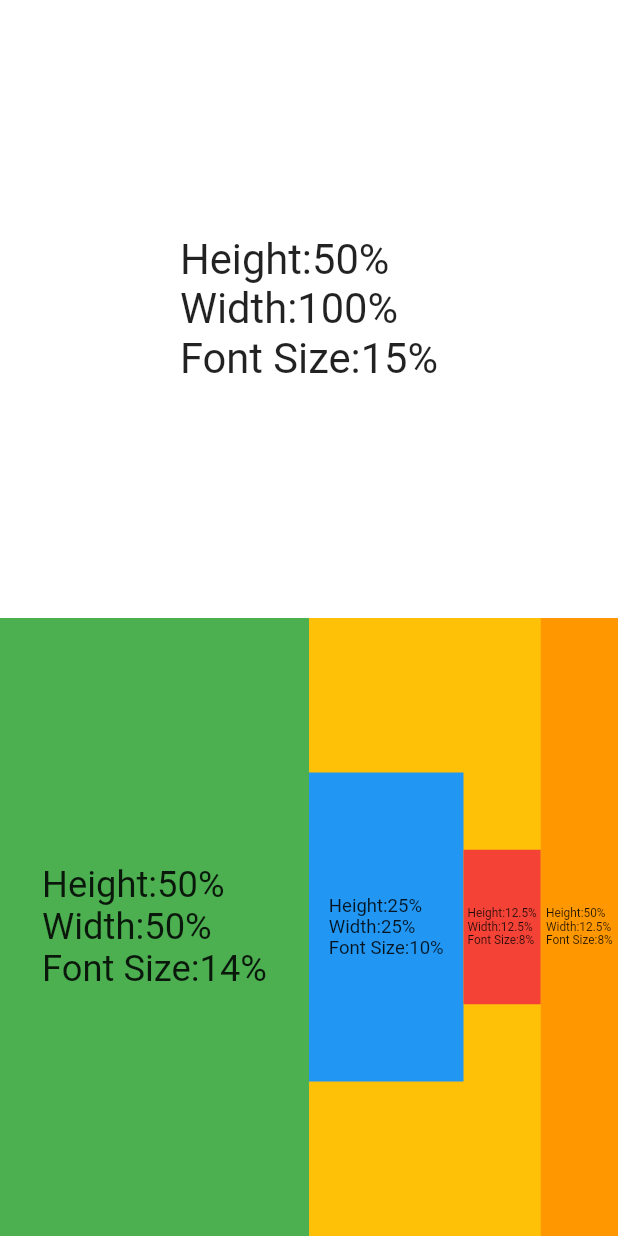
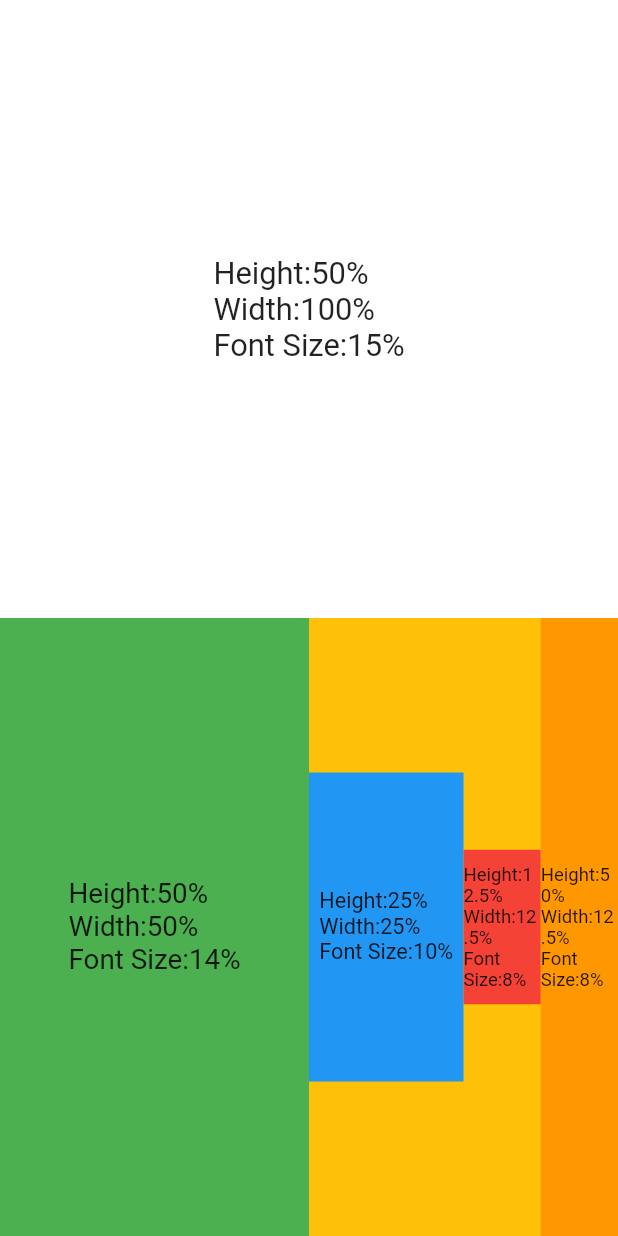
Before and after one commit to akassharjun/flutter-screen-scaler, a Flutter app: the screen it shows after launch, on a phone screen of 412 x 824 dp. Run offline on Flutter 3.47's test engine with Material 2 defaults, Android fonts, the phone set to English and light mode, and no system bars.

Commit message:
Jules was unable to complete the task in time. Please review the work done so far and provide feedback for Jules to continue.

````diff
--- a/example/lib/main.dart
+++ b/example/lib/main.dart
@@ -31,7 +31,7 @@ class ExamplePage extends StatefulWidget {
 class _ExamplePageState extends State<ExamplePage> {
   @override
   Widget build(BuildContext context) {
-    ScreenScaler scaler = ScreenScaler()..init(context);
+    ScreenScaler scaler = ScreenScaler(context);
 
     return Scaffold(
       body: Container(
@@ -50,7 +50,7 @@ class _ExamplePageState extends State<ExamplePage> {
               child: Text(
                 "Height:50%\nWidth:100%\nFont Size:15%",
                 style: TextStyle(
-                  fontSize: scaler.getTextSize(15),
+                  fontSize: scaler.getTextSize(5),
                 ),
               ),
             ),
@@ -66,7 +66,7 @@ class _ExamplePageState extends State<ExamplePage> {
                   child: Text(
                     "Height:50%\nWidth:50%\nFont Size:14%",
                     style: TextStyle(
-                    fontSize: scaler.getTextSize(14),
+                    fontSize: scaler.getTextSize(4.5),
                     ),
                   ),
                 ),
@@ -80,7 +80,7 @@ class _ExamplePageState extends State<ExamplePage> {
                   child: Text(
                     "Height:25%\nWidth:25%\nFont Size:10%",
                     style: TextStyle(
-                    fontSize: scaler.getTextSize(10),
+                    fontSize: scaler.getTextSize(3.5),
                     ),
                   ),
                 ),
@@ -94,7 +94,7 @@ class _ExamplePageState extends State<ExamplePage> {
                   child: Text(
                     "Height:12.5%\nWidth:12.5%\nFont Size:8%",
                     style: TextStyle(
-                    fontSize: scaler.getTextSize(8),
+                    fontSize: scaler.getTextSize(3),
                     ),
                   ),
                 ),
@@ -108,7 +108,7 @@ class _ExamplePageState extends State<ExamplePage> {
                   child: Text(
                     "Height:50%\nWidth:12.5%\nFont Size:8%",
                     style: TextStyle(
-                    fontSize: scaler.getTextSize(8),
+                    fontSize: scaler.getTextSize(3),
                     ),
                   ),
                 ),
--- a/lib/flutter_screen_scaler.dart
+++ b/lib/flutter_screen_scaler.dart
@@ -5,86 +5,66 @@ import 'dart:math';
 
 import 'package:flutter/material.dart';
 
-/// A package to scale your widgets according to the screen size with the use of percentages.
+/// A utility class to scale widget dimensions and font sizes based on screen percentages.
+///
+/// Widgets can be sized relative to the screen width, screen height, or an average
+/// of both, using percentages. This allows for responsive UIs that adapt to
+/// different screen sizes.
+///
+/// To use, instantiate `ScreenScaler` with the current `BuildContext`:
+/// ```dart
+/// ScreenScaler scaler = ScreenScaler(context);
+/// double width = scaler.getWidth(50); // 50% of screen width
+/// double textSize = scaler.getTextSize(3); // 3% of screen width for text
+/// ```
 class ScreenScaler {
-  double _screenWidth = 1080.0;
-  double _screenHeight = 1920.0;
+  final double _screenWidth;
+  final double _screenHeight;
 
-  static const double _fixedWidth = 410; // Set to an Aspect Ratio of 2:1 (h:w)
-  static const double _fixedHeight = 820; // Set to an Aspect Ratio of 2:1 (h:w)
+  /// Initializes the scaler with screen dimensions from the provided [BuildContext].
+  ///
+  /// This captures the screen width and height, which are then used for all
+  /// percentage-based calculations.
+  ScreenScaler(BuildContext context)
+      : _screenWidth = MediaQuery.of(context).size.width,
+        _screenHeight = MediaQuery.of(context).size.height;
 
-  void init(BuildContext context) {
-    MediaQueryData mediaQuery = MediaQuery.of(context);
-    _screenWidth = mediaQuery.size.width;
-    _screenHeight = mediaQuery.size.height;
+  /// Returns a width value scaled by the given [percentage] of the screen width.
+  ///
+  /// For example, a [percentage] of 50 will return half of the screen width.
+  /// [percentage] is a non-nullable double.
+  double getWidth(double percentage) {
+    return _screenWidth * percentage / 100;
   }
 
-  static double _roundToDecimals(double val, int decimalPlaces) {
-    num mod = pow(10.0, decimalPlaces);
-    return ((val * mod).round().toDouble() / mod);
+  /// Returns a height value scaled by the given [percentage] of the screen height.
+  ///
+  /// For example, a [percentage] of 50 will return half of the screen height.
+  /// [percentage] is a non-nullable double.
+  double getHeight(double percentage) {
+    return _screenHeight * percentage / 100;
   }
 
-  /// Returns the width equivalent of the [percentage] provided.
-  double getWidth(double? percentage) {
-    final int _decPlaces = 5;
-
-    _screenWidth = _screenWidth
-        .floorToDouble(); // Extracts Device Screen maximum percentage.
-
-    double _rsWidth = 0;
-    if (_screenWidth == _fixedWidth) {
-      // If input percentage matches fixedWidth then do normal scaling.
-      _rsWidth =
-          _roundToDecimals((_screenWidth * (percentage! / 100)), _decPlaces);
-    } else {
-      // If input percentage !match fixedWidth then do adjustment factor scaling.
-      double _scaleRatioWidth =
-          _roundToDecimals((_screenWidth / _fixedWidth), _decPlaces);
-      double _scalerWidth =
-          ((percentage! + log(percentage + 1)) * pow(1, _scaleRatioWidth)) /
-              100;
-      _rsWidth = _roundToDecimals((_screenWidth * _scalerWidth), _decPlaces);
-    }
-
-    return _screenWidth * percentage/100;
-  }
-
-  /// Returns the height equivalent of the [percentage] provided.
-  double getHeight(double? percentage) {
-    final int _decPlaces = 5;
-
-    _screenHeight = _screenHeight
-        .floorToDouble(); // Extracts Device Screen maximum percentage.
-
-    double _rsHeight = 0;
-    if (_screenHeight == _fixedHeight) {
-      // If input percentage matches fixedHeight then do normal scaling.
-      _rsHeight =
-          _roundToDecimals((_screenHeight * (percentage! / 100)), _decPlaces);
-    } else {
-      // If input percentage !match fixedHeight then do adjustment factor scaling.
-      double _scaleRatioHeight =
-          _roundToDecimals((_screenHeight / _fixedHeight), _decPlaces);
-      double _scalerHeight =
-          ((percentage! + log(percentage + 1)) * pow(1, _scaleRatioHeight)) /
-              100;
-      _rsHeight = _roundToDecimals((_screenHeight * _scalerHeight), _decPlaces);
-    }
-
-    return _screenHeight * percentage/100;
-  }
-
-  /// Returns the text size for the [percentage] provided.
+  /// Returns a text size scaled by the given [percentage] of the screen width.
+  ///
+  /// This is typically used for font sizes. For example, a [percentage] of 3
+  /// might return a suitable font size relative to the screen width.
+  /// [percentage] is a non-nullable double.
   double getTextSize(
-    double? percentage,
-  ) =>
-      percentage! / 100 * (getHeight(percentage) + getWidth(percentage));
-
-  /// Returns the dynamic size for the [percentage] provided.
-  double getFullScreen(
     double percentage,
   ) =>
-      percentage / 100 * (getHeight(percentage) + getWidth(percentage));
+      percentage / 100 * _screenWidth;
+
+  /// Returns a dimension scaled by the given [percentage] of the average of the
+  /// screen width and height.
+  ///
+  /// This can be useful for creating sizes that are proportional to the overall
+  /// screen size, rather than strictly to its width or height.
+  /// [percentage] is a non-nullable double.
+  double getScaledDimension(
+    double percentage,
+  ) =>
+      (_screenWidth + _screenHeight) / 2 * (percentage / 100);
 
   /// Returns the dynamic padding sizes for the [height] and [width] percentages provided.
   EdgeInsetsGeometry getPadding(
@@ -134,9 +114,10 @@ class ScreenScaler {
         getHeight(bottom),
       );
 
-  /// Returns the dynamic padding size for the [percentage] provided.
+  /// Returns an [EdgeInsetsGeometry] with all sides set to a value scaled by
+  /// [all] percentage using [getScaledDimension].
   EdgeInsetsGeometry getPaddingAll(double all) =>
-      EdgeInsets.all(getFullScreen(all));
+      EdgeInsets.all(getScaledDimension(all));
 
   /// Returns the dynamic margin size for the [height] and [width] percentages provided.
   EdgeInsetsGeometry getMargin(
@@ -186,17 +167,19 @@ class ScreenScaler {
         getHeight(bottom),
       );
 
-  /// Returns the dynamic margin size for the [percentage] provided.
+  /// Returns an [EdgeInsetsGeometry] with all sides set to a value scaled by
+  /// [percentage] using [getScaledDimension].
   EdgeInsetsGeometry getMarginAll(
     double percentage,
   ) =>
-      EdgeInsets.all(getFullScreen(percentage));
+      EdgeInsets.all(getScaledDimension(percentage));
 
-  /// Returns the dynamic border radius size for the [radius] percentage provided.
+  /// Returns a [BorderRadius] with a circular radius scaled by [radius]
+  /// percentage using [getScaledDimension].
   BorderRadius getBorderRadiusCircular(
     double radius,
   ) =>
-      BorderRadius.circular(getFullScreen(radius));
+      BorderRadius.circular(getScaledDimension(radius));
 
   /// Returns the dynamic border radius size for the [topLeft], [topRigt], [bottomLeft] & [bottomRight] percentages provided.
   BorderRadius getBorderRadiusCircularLR(
@@ -225,6 +208,6 @@ class ScreenScaler {
     double radius,
   ) =>
       BorderRadius.circular(
-        getHeight(radius),
+        getWidth(radius),
       );
 }
````
Also changed, not shown: 2 other files.
